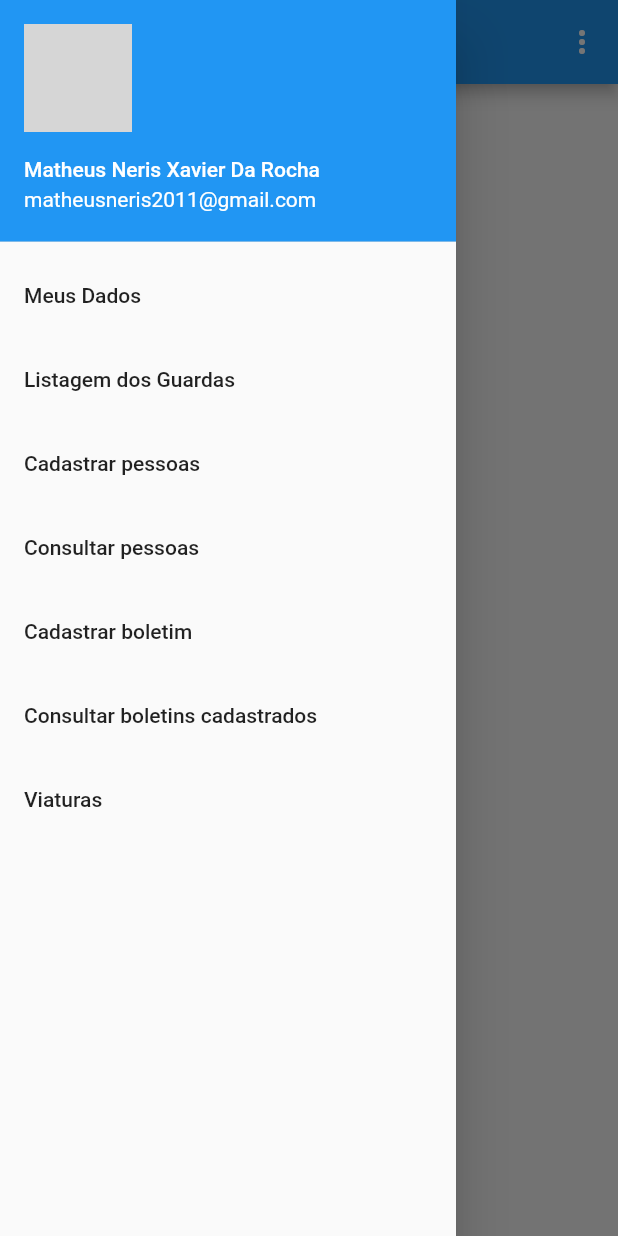
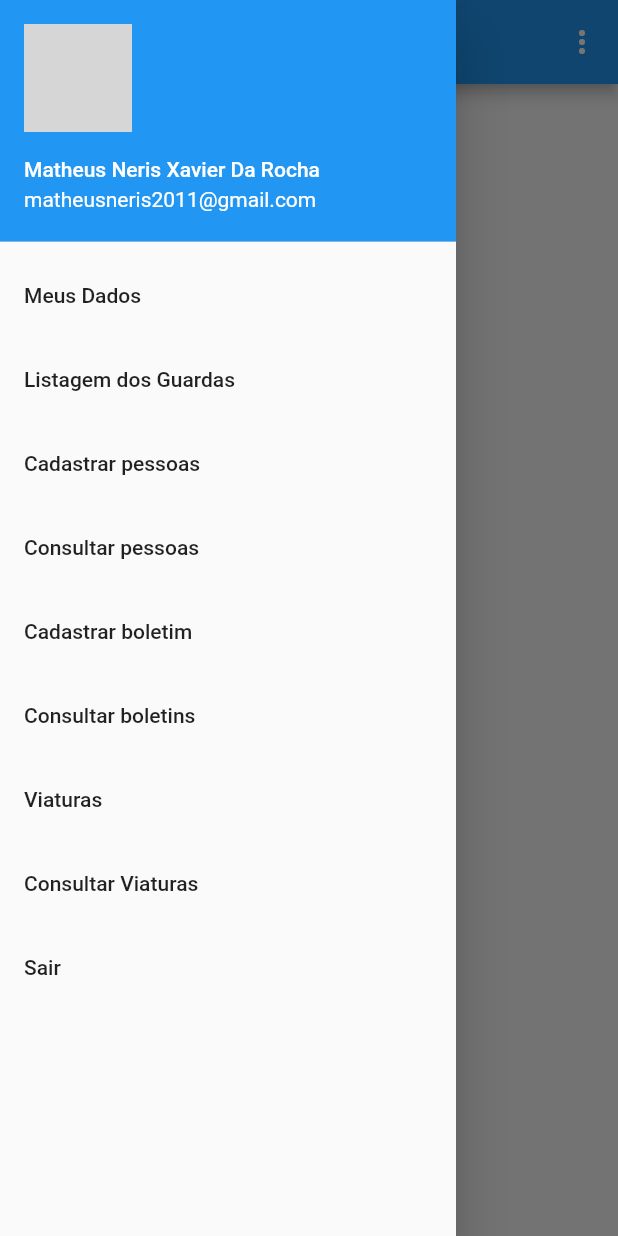
Before and after one commit to matheusneriss/aplicativo-boletim, a Flutter app: the PainelGuarda screen opened by its route, with the side drawer open, on a phone screen of 412 x 824 dp. Run offline on Flutter 3.47's test engine with Material 2 defaults, Android fonts, the phone set to English and light mode, and no system bars; our stand-ins replace cloud_firestore, firebase_auth, firebase_core, firebase_storage, image_picker; accounts and stored records are empty; network calls fail; grey boxes are pictures that could not be loaded.

Commit message:
adicionando sair e consulta viaturas no menu

```diff
--- a/lib/telas/PainelGuarda.dart
+++ b/lib/telas/PainelGuarda.dart
@@ -102,7 +102,7 @@ class _PainelGuardaState extends State<PainelGuarda> {
               },
             ),
             new ListTile(
-              title: new Text("Consultar boletins cadastrados"),
+              title: new Text("Consultar boletins"),
               onTap: () {
                 Navigator.pushNamed(context, "/meusdados");
               },
@@ -113,6 +113,18 @@ class _PainelGuardaState extends State<PainelGuarda> {
                 Navigator.pushNamed(context, "/meusdados");
               },
             ),
+            new ListTile(
+              title: new Text("Consultar Viaturas"),
+              onTap: () {
+                Navigator.pushNamed(context, "/meusdados");
+              },
+            ),
+            new ListTile(
+              title: new Text("Sair"),
+              onTap: () {
+                _deslogarUsuario();
+              },
+            ),
             ]
         ),
       ),
```
